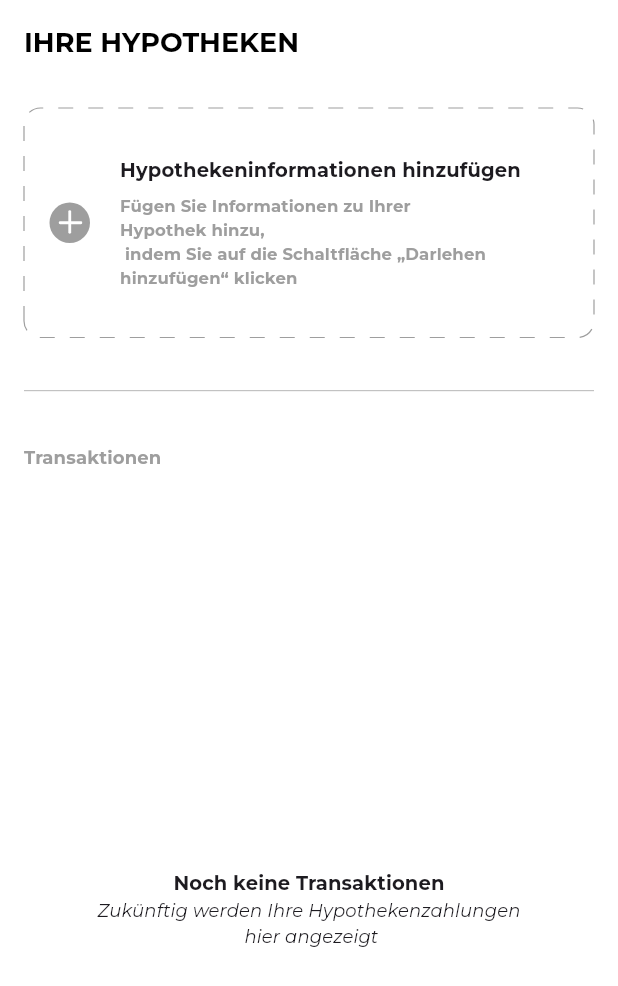
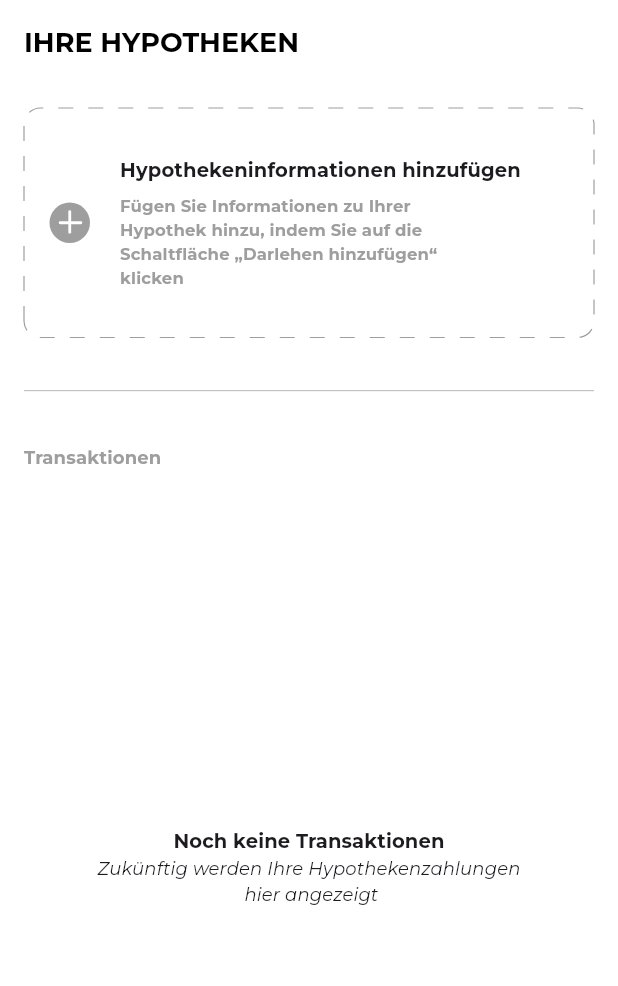
Before and after one commit to kerimn/calculator_latest, a Flutter app: the HomeScreen screen opened directly, on a phone screen of 412 x 824 dp. Shown: the top 986 px of the screen. Run offline on Flutter 3.47's test engine with Material 3 defaults, Android fonts, the phone set to English and light mode, and no system bars; drawn by our look-alikes of dotted_border; our stand-ins replace flutter_svg, shared_preferences; missing offline and left inert: interactive_chart; accounts and stored records are empty; project files that could hold a hidden picture were left out.

Commit message:
bottomnavbar fixed

```diff
--- a/lib/main.dart
+++ b/lib/main.dart
@@ -3,6 +3,7 @@ import 'package:calculator/constants/images.dart';
 import 'package:calculator/constants/themes.dart';
 import 'package:calculator/provider/mortgage_controller.dart';
 import 'package:calculator/screens/home_screen.dart';
+import 'package:calculator/screens/my_app.dart';
 import 'package:calculator/screens/on_boarding_screen.dart';
 import 'package:flutter/material.dart';
 import 'package:provider/provider.dart';
@@ -54,7 +55,7 @@ class _InitalPageState extends State<InitalPage> {
     } else {
       Navigator.pushReplacement(
         context,
-        MaterialPageRoute(builder: (context) => const HomeScreen()),
+        MaterialPageRoute(builder: (context) => const MyAppPage()),
       );
     }
   }
--- a/lib/screens/home_screen.dart
+++ b/lib/screens/home_screen.dart
@@ -29,9 +29,7 @@ class HomeScreen extends StatelessWidget {
         ),
       ),
       body: SafeArea(
-        child: SingleChildScrollView(
         child: Container(
-            height: MediaQuery.of(context).size.height,
           padding: const EdgeInsets.all(16),
           child: Column(
             mainAxisAlignment: MainAxisAlignment.start,
@@ -86,9 +84,9 @@ class HomeScreen extends StatelessWidget {
                                   ),
                                   const SizedBox(height: 6),
                                   SizedBox(
-                                      width: 250,
+                                    width: 230,
                                     child: Text(
-                                        'Fügen Sie Informationen zu Ihrer Hypothek hinzu,\n indem Sie auf die Schaltfläche „Darlehen hinzufügen“ klicken',
+                                      'Fügen Sie Informationen zu Ihrer Hypothek hinzu, indem Sie auf die Schaltfläche „Darlehen hinzufügen“ klicken',
                                       textAlign: TextAlign.start,
                                       style: Theme.of(context)
                                           .textTheme
@@ -231,12 +229,10 @@ class HomeScreen extends StatelessWidget {
                 builder: (context, provider, child) {
                   List<Payment> allPayments = provider.getAllPayments();
                   print(allPayments);
-
                   return YourWidget();
                 },
               ),
             ],
-            ),
           ),
         ),
       ),
@@ -245,7 +241,6 @@ class HomeScreen extends StatelessWidget {
 }
 
 String formatDate(DateTime dateTime) {
-  // Use the `intl` package to format the date
   var formatter = DateFormat('dd MM yyyy');
   return formatter.format(dateTime);
 }
@@ -255,7 +250,6 @@ class YourWidget extends StatelessWidget {
   Widget build(BuildContext context) {
     MortgageController provider = Provider.of<MortgageController>(context);
     List<Payment> allPayments = provider.getAllPayments();
-    print(allPayments);
 
     return allPayments.isEmpty
         ? Expanded(
```
Lines whose indentation alone changed are shown as unchanged.
